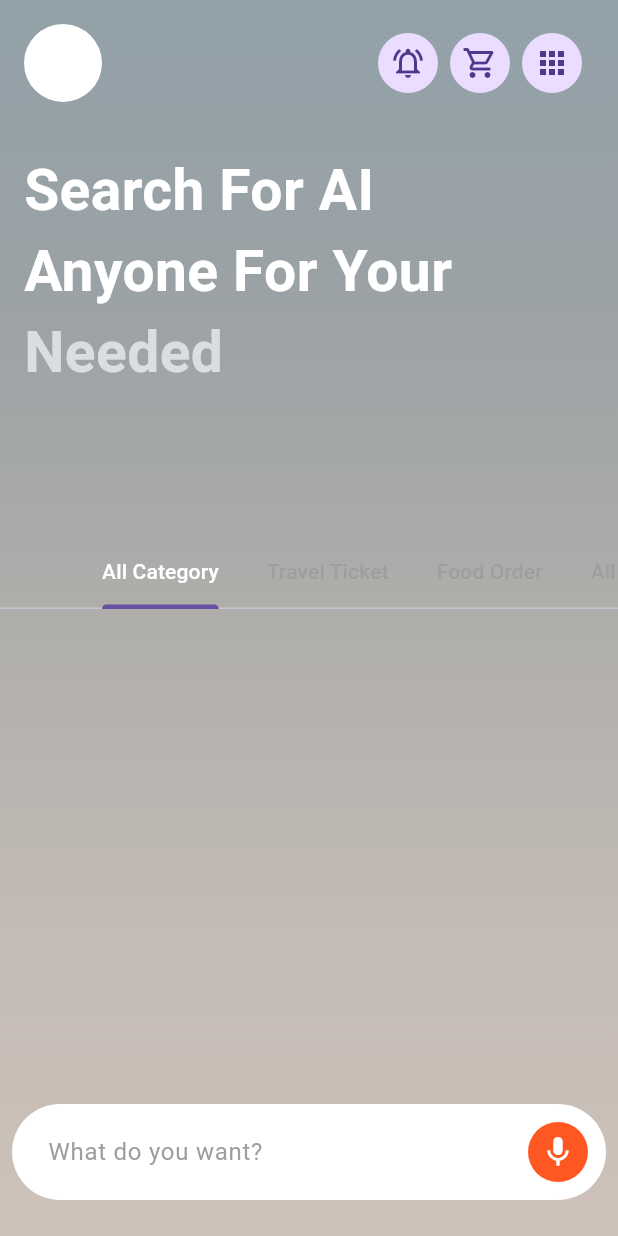
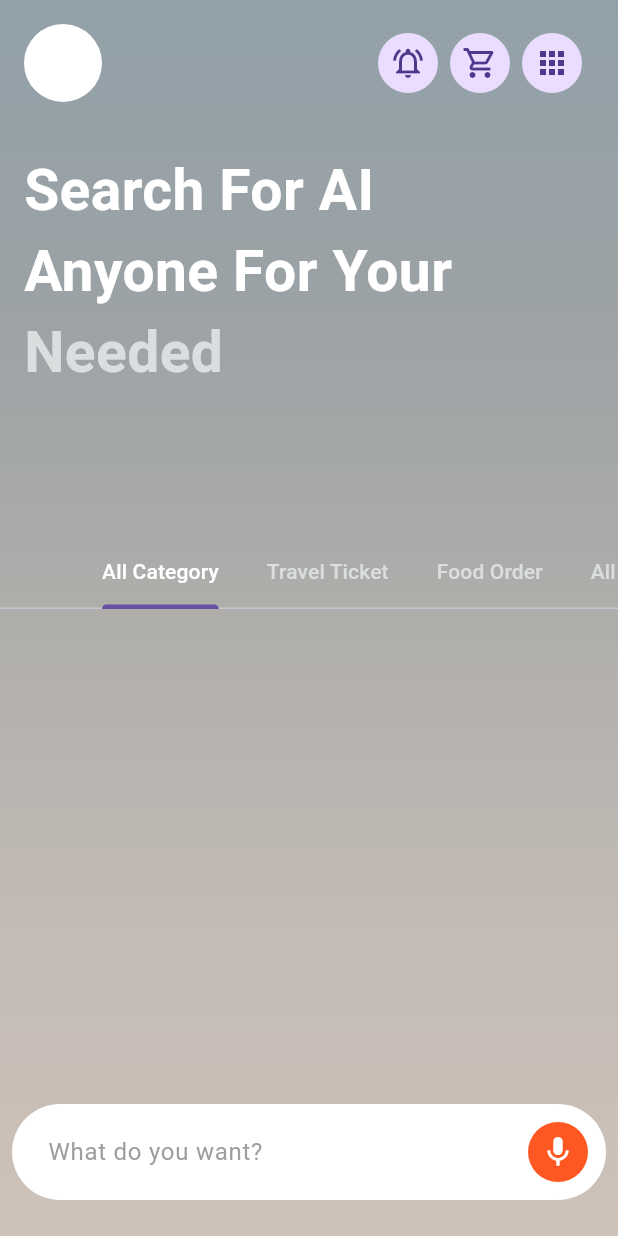
Before and after one commit to JAICHANGPARK/flutter_notebook_chapter_40, a Flutter app: the FlightBookingHomePage screen opened directly, on a phone screen of 412 x 824 dp. Run offline on Flutter 3.47's test engine with Material 3 defaults, Android fonts, the phone set to English and light mode, and no system bars; our stand-ins replace gap, hugeicons.

Commit message:
Update flight_booking_home_page.dart

```diff
--- a/lib/ep2015_flight_booking_app/views/flight_booking_home_page.dart
+++ b/lib/ep2015_flight_booking_app/views/flight_booking_home_page.dart
@@ -112,7 +112,7 @@ class _FlightBookingHomePageState extends State<FlightBookingHomePage> {
                           TabBar(
                             isScrollable: true,
                             labelColor: Colors.white,
-                            unselectedLabelColor: Colors.grey,
+                            unselectedLabelColor:  Color.fromRGBO(219, 222, 223, 1),
                             tabs: [
                               Tab(
                                 text: "All Category",
```
